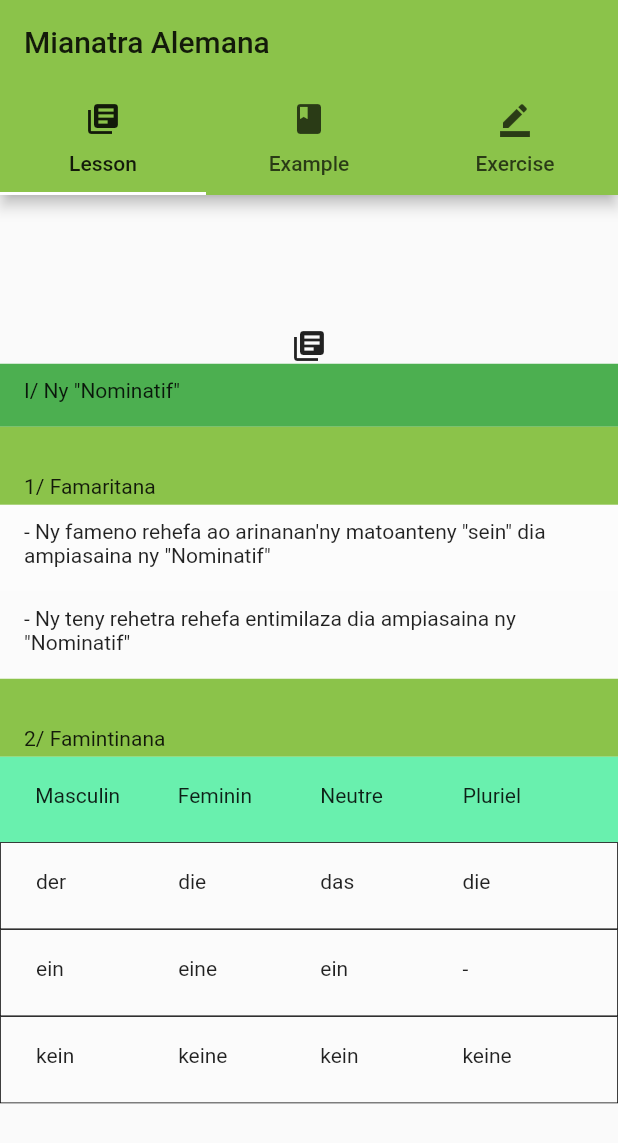
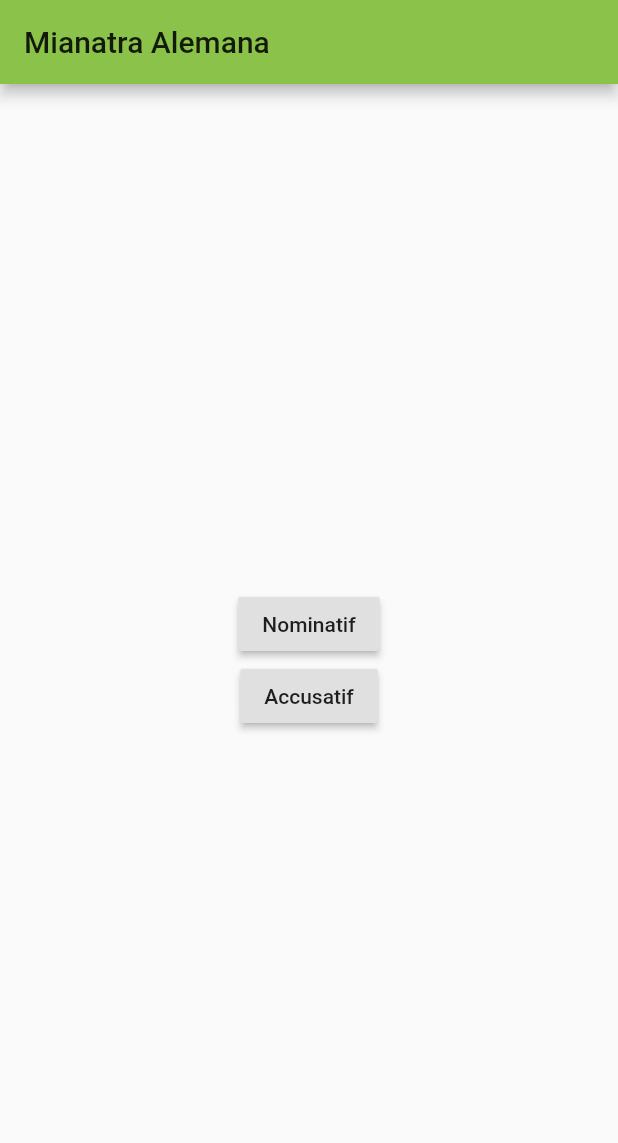
Before and after one commit to RajaomalalaSendra/mianatra_allemand, a Flutter app: the screen it shows after launch, on a phone screen of 412 x 824 dp. Shown: the top 1143 px of the screen. Run offline on Flutter 3.47's test engine with Material 2 defaults, Android fonts, the phone set to English and light mode, and no system bars.

Commit message:
Modification of the two cases Nominatif and Accusatif.

```diff
--- a/lib/src/app.dart
+++ b/lib/src/app.dart
@@ -6,10 +6,13 @@ class MianatraAlemanaApp extends StatelessWidget {
   @override
   Widget build(BuildContext context) {
     return MaterialApp(
+
       title: 'Mianatra Alemana',
+
       theme: ThemeData(
         primarySwatch: Colors.lightGreen,
       ),
+
       home: MianatraAlemanaHomePage(title: 'Mianatra Alemana'),
     );
   }
--- /dev/null
+++ b/lib/src/data/dataCases.dart
@@ -0,0 +1,23 @@
+var columnsTitle = ["Masculin", "Feminin", "Neutre", "Pluriel"];
+
+var contentListsNominatif = {
+  "definit": ["der", "die", "das", "die"],
+  "indefinit": ["ein", "eine", "ein", "-"],
+  "negation": ["kein", "keine", "kein", "keine"]
+};
+
+var contentListsAccusatif = {
+  "definit": ["den", "die", "das", "die"],
+  "indefinit": ["einen", "eine", "ein", "-"],
+  "negation": ["keinen", "keine", "kein", "keine"]
+};
+
+List examplesOfNominatif = [
+  "a) Ich bin die Bruder von Ndria.",
+  "b) Meine Mutter ist hiere."
+];
+
+List examplesOfAccusatif = [
+  "a) Ich habe keine Freunde.",
+  "b) Ich bringe einen Slushell."
+];
--- a/lib/src/views/screens/home.dart
+++ b/lib/src/views/screens/home.dart
@@ -1,5 +1,6 @@
 import 'package:flutter/material.dart';
-import 'package:mianatra_alemana/src/views/widgets/RowsAndColumns.dart';
+import 'package:mianatra_alemana/src/views/widgets/RoutesAndTabs.dart';
+import 'package:mianatra_alemana/src/data/dataCases.dart';
 
 class MianatraAlemanaHomePage extends StatefulWidget {
   MianatraAlemanaHomePage({Key key, this.title}) : super(key: key);
@@ -10,115 +11,77 @@ class MianatraAlemanaHomePage extends StatefulWidget {
 }
 
 class _MianatraAlemanaHomePageState extends State<MianatraAlemanaHomePage> {
-  List _columnsTitle = ["Masculin", "Feminin", "Neutre", "Pluriel"];
-  var _contentListsNominatif = {
-          "definit": [
-              "der", "die", "das", "die"
+  @override
+  Widget build(BuildContext context) {
+    return  Scaffold(
+
+      appBar: AppBar(
+        title: Text('Mianatra Alemana'),
+      ),
+
+      body: Center(
+        child: Column(
+          mainAxisAlignment: MainAxisAlignment.center,
+          children: <Widget>[
+            // A button that navigates to a named route that. The named route
+            // extracts the arguments by itself.
+             RiseButtonByCase("Nominatif", columnsTitle, contentListsNominatif, examplesOfNominatif, "/nominatif"),
+             RiseButtonByCase("Accusatif", columnsTitle, contentListsAccusatif, examplesOfAccusatif, "/accusatif"),
           ],
-          "indefinit": [
-              "ein", "eine", "ein", "-"
-          ],
-          "negation": [
-            "kein", "keine", "kein", "keine"
-          ]
-  };
-  var _contentListsAccusatif = {
-          "definit": [
-              "den", "die", "das", "die"
-          ],
-          "indefinit": [
-              "einen", "eine", "ein", "-"
-          ],
-          "negation": [
-            "keinen", "keine", "kein", "keine"
-          ]
-    };
+        ),
+      ),
+    );
+  }
+}
+
+class RiseButtonByCase extends StatelessWidget{
+  final String _title;
+  final List _columnsTitle;
+  final  _contentLists;
+  final List _examplesByCase;
+  final String routeName;
+
+  RiseButtonByCase(this._title, this._columnsTitle, this._contentLists, this._examplesByCase, this.routeName);
 
   @override
   Widget build(BuildContext context) {
-    return  SafeArea(
-      child: DefaultTabController(
-          length: 3,
-          child: Scaffold(
-                  appBar: AppBar(
-                    bottom: TabBar(
-                      tabs: [
-                          Tab(icon: Icon(Icons.library_books),
-                          text: "Lesson"),
-                          Tab(icon: Icon(Icons.book),
-                          text: "Example"),
-                          Tab(icon: Icon(Icons.border_color),
-                          text: "Exercise"),
-                        ],
-                    ),
-                    title: Text(widget.title),
-                  ),
+    ExtractArgumentsScreenMianatraAlemana mianatraAlemana = new ExtractArgumentsScreenMianatraAlemana(_title, _columnsTitle, _contentLists, _examplesByCase, routeName);
 
-                  body: TabBarView(
-                        children: [
-                          Tab(
-                            child: SingleChildScrollView(
-                              child: Column(
-                                mainAxisAlignment: MainAxisAlignment.start,
-                                crossAxisAlignment: CrossAxisAlignment.stretch,
-                                children: [
-                                  Icon(Icons.library_books),
-                                  this.createCases("I/ Ny \"Nominatif\"", _contentListsNominatif),
-                                ]
-                              ),
-                            ),
-                          ),
-
-                          Tab(
-                            child: Column(
-                              children: <Widget>[
-                                  Icon(Icons.book),
-                                  TextSection("2/ Ohatra", "a) Du bist mein Freund."),
-                                  SimpleTextSection("b) Die Frau ist hiere."),
-                              ],
-                            ),
-                          ),
-                          Icon(Icons.border_color),
-                        ],
-                      ),
-                  ),
+    return RaisedButton(
+      child: Text(_title),
+      onPressed: () {
+        // When the user taps the button, navigate to the specific route
+        // and provide the arguments as part of the RouteSettings.
+        Navigator.push(
+          context,
+          MaterialPageRoute(
+            builder: (context) => mianatraAlemana,
           ),
+        );
+      },
     );
   }
+}
 
-  Widget createCases(String name, var contentLists){
-    MianatraAlemanaRowsAndColumns alemanaRows = new MianatraAlemanaRowsAndColumns();
-    if(name == "I/ Ny \"Nominatif\""){
-      Widget cases = Column(
-        children: [
-            SimpleTextSection(name),
-            TextSection("1/ Famaritana", "- Ny fameno rehefa ao arinanan'ny matoanteny \"sein\" dia ampiasaina ny \"Nominatif\""),
-            SimpleTextSection("- Ny teny rehetra rehefa entimilaza dia ampiasaina ny \"Nominatif\""),
+// A Widget that extracts the necessary arguments from the ModalRoute.
+class ExtractArgumentsScreenMianatraAlemana extends StatelessWidget {
+  final String routeName;
+  final String _title;
+  final List _columnsTitle;
+  final _contentLists;
+  final List _examplesByCase;
 
-            alemanaRows.twoColumns("2/ Famintinana", _columnsTitle),
-            alemanaRows.contentColumn(contentLists["definit"]),
-            alemanaRows.contentColumn(contentLists["indefinit"]),
-            alemanaRows.contentColumn(contentLists["negation"]),
-          ]
-        );
+  ExtractArgumentsScreenMianatraAlemana(this._title, this._columnsTitle, this._contentLists, this._examplesByCase, this.routeName);
 
-        return cases;
-    } else {
-      Widget cases = Column(
-        children: [
-            SimpleTextSection(name),
-            TextSection("1/ Famaritana", "- Ny fameno rehetra ao arinanan'ny matoanteny ankoatran'ny \"sein\" dia ampiasaina ny \"Accusatif\""),
-            TextSection("2/ Ohatra", "a) Ich habe keine Freund."),
-            SimpleTextSection("b) Ich bringe einen Slushell."),
+  @override
+  Widget build(BuildContext context) {
+    // Extract the arguments from the current ModalRoute settings and cast
+    TabBarMianatraAlemana tabMianatraAlemana = new TabBarMianatraAlemana(_title, _columnsTitle, _contentLists, _examplesByCase);
 
-            alemanaRows.twoColumns("3/ Famintinana", _columnsTitle),
-            alemanaRows.contentColumn(contentLists["definit"]),
-            alemanaRows.contentColumn(contentLists["indefinit"]),
-            alemanaRows.contentColumn(contentLists["negation"]),
-          ]
-      );
-
-      return cases;
-    }
+    return Scaffold(
+      body: Center(
+        child: tabMianatraAlemana,
+      ),
+    );
   }
 }
```
Also changed, not shown: lib/src/views/widgets/RoutesAndTabs.dart (+90 -14 lines).
